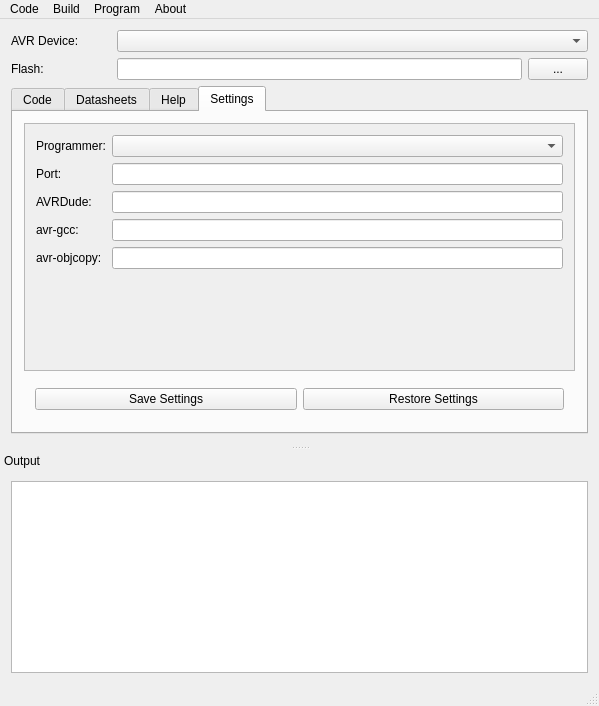
The window that jpiiavr/mainwindow.ui (pbystrup/quickanddirty) describes before a commit, drawn with Qt 5.
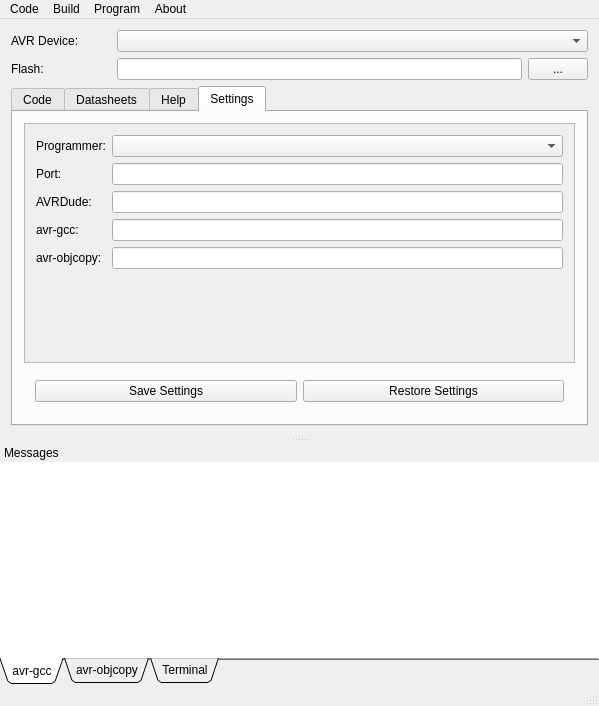
The same window after the commit. The open tabs and pages were chosen to show the change.

Commit message: added build result colors added listviews to store results

Diff of the .ui file:
```diff
--- a/jpiiavr/mainwindow.ui
+++ b/jpiiavr/mainwindow.ui
@@ -341,8 +341,8 @@
             <rect>
              <x>0</x>
              <y>0</y>
-             <width>557</width>
-             <height>293</height>
+             <width>539</width>
+             <height>197</height>
             </rect>
            </property>
            <layout class="QFormLayout" name="formLayout">
@@ -488,22 +488,100 @@
     <set>QDockWidget::NoDockWidgetFeatures</set>
    </property>
    <property name="windowTitle">
-    <string>Output</string>
+    <string>Messages</string>
    </property>
    <attribute name="dockWidgetArea">
     <number>8</number>
    </attribute>
    <widget class="QWidget" name="dockWidgetContents">
     <layout class="QHBoxLayout" name="horizontalLayout_13">
+     <property name="margin">
+      <number>0</number>
+     </property>
      <item>
-      <widget class="QTextEdit" name="textEditTerminalCompiler">
-       <property name="html">
-        <string>&lt;!DOCTYPE HTML PUBLIC &quot;-//W3C//DTD HTML 4.0//EN&quot; &quot;http://www.w3.org/TR/REC-html40/strict.dtd&quot;&gt;
+      <widget class="QTabWidget" name="tabWidget">
+       <property name="tabPosition">
+        <enum>QTabWidget::South</enum>
+       </property>
+       <property name="tabShape">
+        <enum>QTabWidget::Triangular</enum>
+       </property>
+       <property name="currentIndex">
+        <number>0</number>
+       </property>
+       <property name="documentMode">
+        <bool>true</bool>
+       </property>
+       <widget class="QWidget" name="tab_2">
+        <attribute name="title">
+         <string>avr-gcc</string>
+        </attribute>
+        <layout class="QVBoxLayout" name="verticalLayout_10">
+         <property name="margin">
+          <number>0</number>
+         </property>
+         <item>
+          <widget class="QListView" name="listViewCompileErrors">
+           <property name="sizePolicy">
+            <sizepolicy hsizetype="Expanding" vsizetype="Minimum">
+             <horstretch>0</horstretch>
+             <verstretch>0</verstretch>
+            </sizepolicy>
+           </property>
+           <property name="frameShape">
+            <enum>QFrame::NoFrame</enum>
+           </property>
+          </widget>
+         </item>
+        </layout>
+       </widget>
+       <widget class="QWidget" name="tab_6">
+        <attribute name="title">
+         <string>avr-objcopy</string>
+        </attribute>
+        <layout class="QVBoxLayout" name="verticalLayout_11">
+         <property name="margin">
+          <number>0</number>
+         </property>
+         <item>
+          <widget class="QListView" name="listViewOtherErrors">
+           <property name="sizePolicy">
+            <sizepolicy hsizetype="Expanding" vsizetype="Minimum">
+             <horstretch>0</horstretch>
+             <verstretch>0</verstretch>
+            </sizepolicy>
+           </property>
+           <property name="frameShape">
+            <enum>QFrame::NoFrame</enum>
+           </property>
+          </widget>
+         </item>
+        </layout>
+       </widget>
+       <widget class="QWidget" name="tab_4">
+        <attribute name="title">
+         <string>Terminal</string>
+        </attribute>
+        <layout class="QVBoxLayout" name="verticalLayout_6">
+         <property name="margin">
+          <number>0</number>
+         </property>
+         <item>
+          <widget class="QTextEdit" name="textEditTerminalCompiler">
+           <property name="frameShape">
+            <enum>QFrame::NoFrame</enum>
+           </property>
+           <property name="html">
+            <string>&lt;!DOCTYPE HTML PUBLIC &quot;-//W3C//DTD HTML 4.0//EN&quot; &quot;http://www.w3.org/TR/REC-html40/strict.dtd&quot;&gt;
 &lt;html&gt;&lt;head&gt;&lt;meta name=&quot;qrichtext&quot; content=&quot;1&quot; /&gt;&lt;style type=&quot;text/css&quot;&gt;
 p, li { white-space: pre-wrap; }
 &lt;/style&gt;&lt;/head&gt;&lt;body style=&quot; font-family:'Sans'; font-size:10pt; font-weight:400; font-style:normal;&quot;&gt;
 &lt;p style=&quot;-qt-paragraph-type:empty; margin-top:0px; margin-bottom:0px; margin-left:0px; margin-right:0px; -qt-block-indent:0; text-indent:0px;&quot;&gt;&lt;/p&gt;&lt;/body&gt;&lt;/html&gt;</string>
-       </property>
+           </property>
+          </widget>
+         </item>
+        </layout>
+       </widget>
       </widget>
      </item>
     </layout>
```
Left out of the diff: 4 changed lines with no effect on the pictures. The commit also changes 2 other files.
